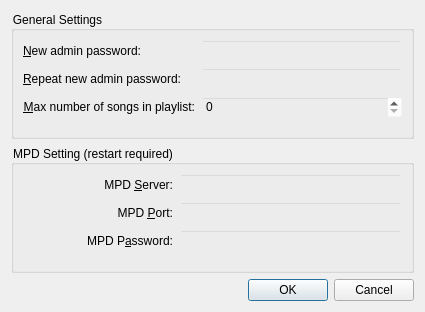
This is settingsDialog.ui in thomaslundgaard/Pimp as Qt 5 draws it before an edit. The edited form follows.
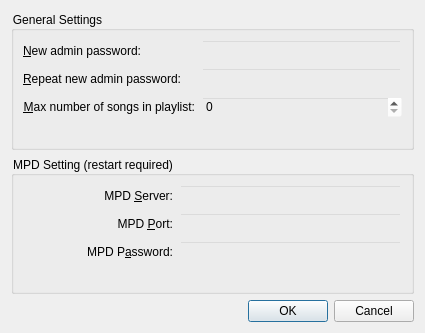
This is the edited form.

Commit message: added osd keyboard to settings dialog

Diff of the .ui file:
```diff
--- a/settingsDialog.ui
+++ b/settingsDialog.ui
@@ -7,7 +7,7 @@
     <x>0</x>
     <y>0</y>
     <width>425</width>
-    <height>312</height>
+    <height>333</height>
    </rect>
   </property>
   <property name="windowTitle">
```
Left out of the diff: 6 changed lines with no effect on the pictures. The commit also changes 2 other files.
